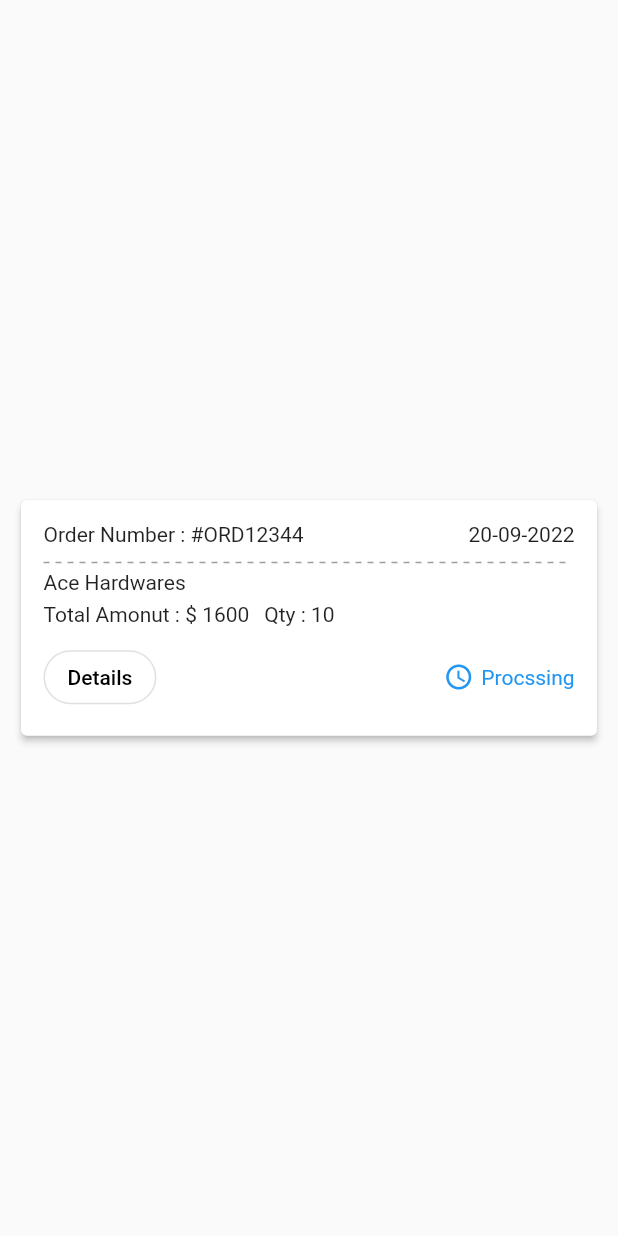
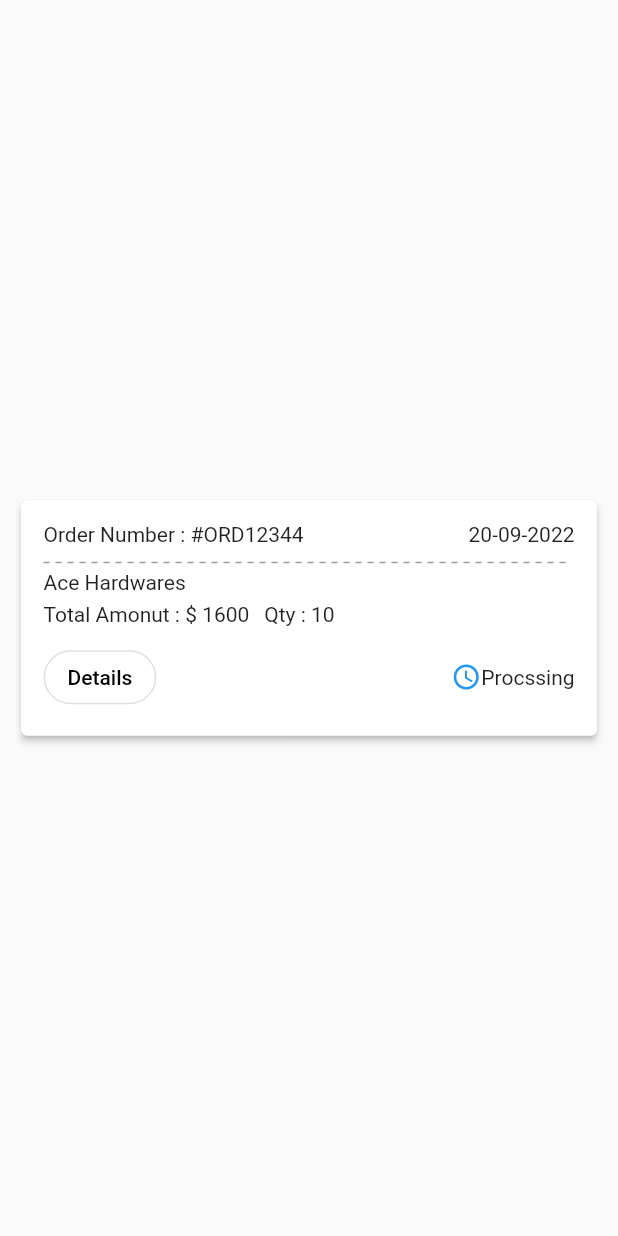
Before and after one commit to Ashhad08/practice_plugins_packages_app, a Flutter app: the screen it shows after launch, on a phone screen of 412 x 824 dp. Run offline on Flutter 3.47's test engine with Material 2 defaults, Android fonts, the phone set to English and light mode, and no system bars; drawn by our look-alikes of dotted_line; our stand-ins replace google_fonts.

Commit message:
initial Commit

```diff
--- a/lib/card/order_card.dart
+++ b/lib/card/order_card.dart
@@ -98,13 +98,11 @@
                   color: Colors.blue,
                   size: 20,
                 ),
-                const SizedBox(
-                  width: 5,
-                ),
+
                 const Text(
                   'Procssing',
                   style: TextStyle(
-                    color: Colors.blue,
+
                   ),
                 )
               ],
```
